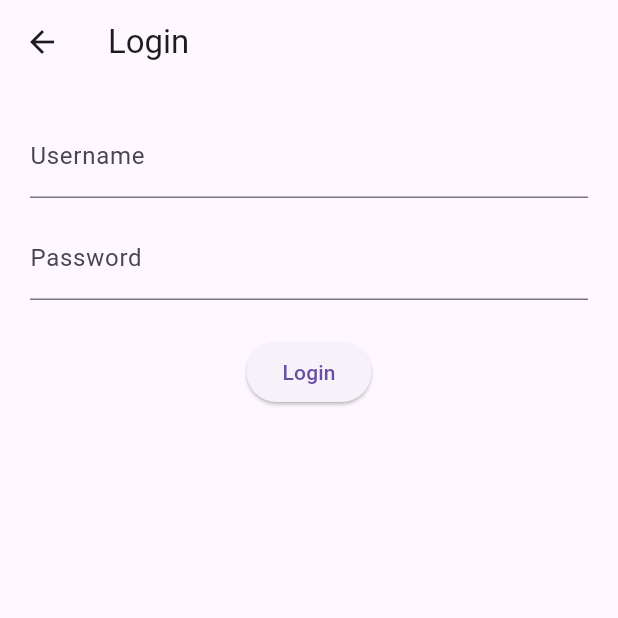
After one commit to WelaMasroof/Usmani-Family-Shijra, a Flutter app: the LoginPage screen opened directly, on a phone screen of 412 x 824 dp, the top half of it. The commit adds this screen. Run offline on Flutter 3.47's test engine with Material 3 defaults, Android fonts, the phone set to English and light mode, and no system bars; our stand-ins replace graphql_flutter, pdf, printing, shared_preferences; missing offline and left inert: flutter_force_directed_graph, graphview; accounts and stored records are empty.

Commit message:
added JWT in the app

```diff
--- /dev/null
+++ b/usmanifamilyshijra/lib/splash screen/login page.dart
@@ -0,0 +1,90 @@
+import 'dart:convert';
+import 'package:flutter/material.dart';
+import 'package:http/http.dart' as http;
+import 'package:shared_preferences/shared_preferences.dart';
+
+class LoginPage extends StatefulWidget {
+  const LoginPage({super.key});
+
+  @override
+  State<LoginPage> createState() => _LoginPageState();
+}
+
+class _LoginPageState extends State<LoginPage> {
+  final _usernameController = TextEditingController();
+  final _passwordController = TextEditingController();
+  bool _isLoggingIn = false;
+
+  Future<void> login() async {
+    setState(() => _isLoggingIn = true);
+
+    final response = await http.post(
+      Uri.parse('http://127.0.0.1:8000/token'), // Replace <your-ip>
+      headers: {
+        'Content-Type': 'application/x-www-form-urlencoded',
+      },
+      body: {
+        'username': _usernameController.text,
+        'password': _passwordController.text,
+      },
+    );
+
+    setState(() => _isLoggingIn = false);
+
+    if (response.statusCode == 200) {
+      final json = jsonDecode(response.body);
+      final token = json['access_token'];
+
+      final prefs = await SharedPreferences.getInstance();
+      await prefs.setString('jwt', token);
+
+      Navigator.pushReplacementNamed(context, '/add'); // Navigate to AddPersonPage
+    } else {
+      showDialog(
+        context: context,
+        builder: (_) => const AlertDialog(
+          title: Text('Login Failed'),
+          content: Text('Invalid username or password'),
+        ),
+      );
+    }
+  }
+
+  @override
+  Widget build(BuildContext context) {
+    return Scaffold(
+      appBar: AppBar(title: const Text('Login')),
+      body: Padding(
+        padding: const EdgeInsets.all(20),
+        child: Column(
+          children: [
+            TextField(
+              controller: _usernameController,
+              decoration: const InputDecoration(labelText: "Username"),
+            ),
+            const SizedBox(height: 12),
+            TextField(
+              controller: _passwordController,
+              obscureText: true,
+              decoration: const InputDecoration(labelText: "Password"),
+            ),
+            const SizedBox(height: 24),
+            ElevatedButton(
+              onPressed: _isLoggingIn ? null : login,
+              child: _isLoggingIn
+                  ? const CircularProgressIndicator()
+                  : const Text("Login"),
+            ),
+          ],
+        ),
+      ),
+    );
+  }
+
+  @override
+  void dispose() {
+    _usernameController.dispose();
+    _passwordController.dispose();
+    super.dispose();
+  }
+}
--- a/usmanifamilyshijra/pubspec.yaml
+++ b/usmanifamilyshijra/pubspec.yaml
@@ -28,6 +28,8 @@ environment:
 # the latest version available on pub.dev. To see which dependencies have newer
 # versions available, run `flutter pub outdated`.
 dependencies:
+  http: ^0.13.6
+  shared_preferences: ^2.2.2
   flutter:
     sdk: flutter
   graphql_flutter: ^5.1.2
```
Also changed, not shown: usmanifamilyshijra/lib/main.dart (+38 -20 lines), usmanifamilyshijra/lib/splash screen/add_person_page.dart (+113 -72 lines), usmanifamilyshijra/pubspec.lock, 1 other file.
